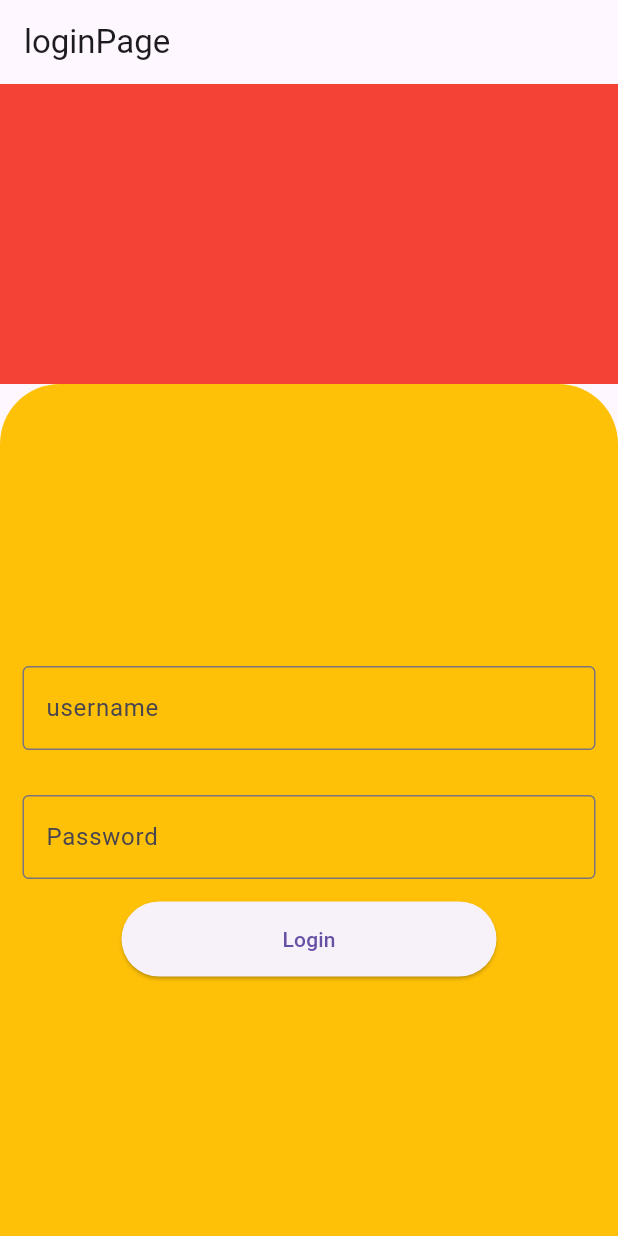
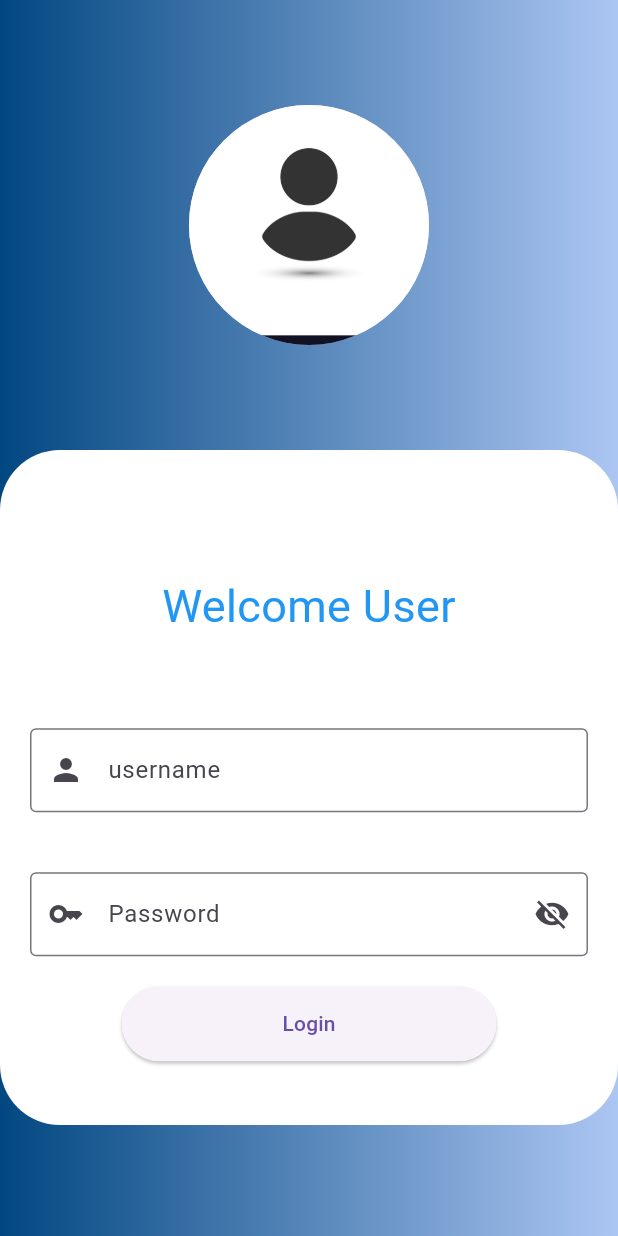
Before and after one commit to paololaudicina/login_flow_prova, a Flutter app: the screen it shows after launch, on a phone screen of 412 x 824 dp. Run offline on Flutter 3.47's test engine with Material 3 defaults, Android fonts, the phone set to English and light mode, and no system bars; our stand-ins replace jwt_decoder, shared_preferences.

Commit message:
eliminazione problema overflow

```diff
--- a/lib/screens/login.dart
+++ b/lib/screens/login.dart
@@ -1,7 +1,10 @@
+
+import 'dart:ui';
 
 import 'package:ex_3/screens/datipersonali.dart';
 import 'package:ex_3/services/Impact.dart';
 import 'package:flutter/cupertino.dart';
+import 'package:flutter/rendering.dart';
 import 'package:flutter/widgets.dart';
 import 'package:shared_preferences/shared_preferences.dart';
 import 'home.dart';
@@ -18,42 +21,87 @@ class LoginPage extends StatefulWidget {
 }
 
 class _LoginPageState extends State<LoginPage> {
+   bool _passwordView = true;
+
   TextEditingController userController = TextEditingController();
   TextEditingController passwordController = TextEditingController();
   @override
   Widget build(BuildContext context) {
 
+    void _chenageViewPassword() {
+      setState(() {
+        _passwordView = !_passwordView;
+      });
+    }
+
     final _formKey = GlobalKey<FormState>();
     return Scaffold(
-            appBar: AppBar(
-              title:const Text('loginPage')
-            ),
-            body: Column(
+
+            body: Stack(
               children: [
                 Container(
-                  height: 200,
-                  color: Colors.red,),
+                  height: double.infinity,
+                  width: double.infinity,
+                  decoration: const BoxDecoration(
+                    gradient: LinearGradient(colors: [
+                       Color.fromARGB(255, 2, 71, 129),
+                       Color.fromARGB(255, 172, 198, 243)
+                    ])
 
-              Expanded(
+                  ),
+
+                  child:  const Column(
+                    mainAxisAlignment: MainAxisAlignment.start,
+                    crossAxisAlignment: CrossAxisAlignment.center,
+                    children: [
+                      Padding(
+                        padding: EdgeInsets.all(70),
+                        child: CircleAvatar(backgroundImage: AssetImage('images/login-image.jpg'),
+                        radius: 80),
+                      ),
+                    ],
+                  )
+                  ),
+
+              SingleChildScrollView(
+                child: Padding(
+                  padding: const EdgeInsets.only(top: 300,bottom: 50),
                   child: Container(
-                  height: 800,
-                  decoration: BoxDecoration(
-                color: Colors.amber,
+                    height: 450,
+                    decoration:const BoxDecoration(
+                  color: Colors.white,
                   borderRadius: BorderRadius.only(
                       topRight: Radius.circular(40.0),
                       topLeft: Radius.circular(40.0),
-                )),
+                      bottomLeft: Radius.circular(40.0),
+                      bottomRight: Radius.circular(40.0)
+                  )
+                  ),
 
-                  child: Form(
+                    child: Column(
+                      mainAxisAlignment: MainAxisAlignment.center,
+                      crossAxisAlignment: CrossAxisAlignment.stretch,
+                      children: [ const Padding(
+                        padding:  EdgeInsets.all(40),
+                        child: Text(
+
+                          'Welcome User',
+                          style: TextStyle(color: Colors.blue,
+
+                          fontSize: 30),
+                          textAlign:TextAlign.center
+                        ),
+                      ),
+                        Form(
                           key: _formKey,
-                    child: Center(
                           child: Column(
                           crossAxisAlignment: CrossAxisAlignment.center,
                           mainAxisAlignment: MainAxisAlignment.center,
                           children:[
                               Padding(
-                           padding: const  EdgeInsets.all(15.0),
+                               padding: const  EdgeInsets.all(20.0),
                                child:  TextFormField(
+
                                  validator: (String? value) {
                                   if (value == null || value.isEmpty ){
                                     return 'inserisci un username';
@@ -64,17 +112,18 @@ class _LoginPageState extends State<LoginPage> {
 
                                  },
                                  controller: userController,
-                            textAlign: TextAlign.center,
+                                textAlign: TextAlign.start,
                                 decoration: const InputDecoration(
                                   border: OutlineInputBorder(),
                                   labelText: 'username',
+                                  prefixIcon: Icon(Icons.person)
 
                                 ),
 
                                 ),
                              ),
                               Padding(
-                           padding:const  EdgeInsets.all(15.0),
+                               padding:  EdgeInsets.all(20.0),
                                child:  TextFormField(
                                 validator: (String? value) {
                                   if ( value == null || value.isEmpty ){
@@ -85,11 +134,17 @@ class _LoginPageState extends State<LoginPage> {
                                   }
                                 },
                                  controller: passwordController,
-                            textAlign: TextAlign.center,
-                            obscureText: false,
-                            decoration:const  InputDecoration(
-                              border: OutlineInputBorder(),
+                                textAlign: TextAlign.start,
+                                obscureText: _passwordView,
+                                decoration:  InputDecoration(
+                                  border: const OutlineInputBorder(),
                                   labelText: 'Password',
+                                  suffixIcon: IconButton(
+                                    onPressed: _chenageViewPassword,
+                                    icon: Icon(_passwordView ? Icons.visibility_off : Icons.visibility)
+
+                                  ),
+                                  prefixIcon: const Icon(Icons.key)
 
                                 ),
                                 ),
@@ -97,6 +152,7 @@ class _LoginPageState extends State<LoginPage> {
 
                             Container(
                               decoration:BoxDecoration(
+
                                 borderRadius: BorderRadius.circular(20)
                               ),
                               height: 50,
@@ -125,12 +181,15 @@ class _LoginPageState extends State<LoginPage> {
                                 }
 
                                 },
+
                                 child:const Text('Login')
                                 ),
                             )
                             ],
 
                           ),
+                        ),
+                      ],
                     ),
                   ),
                 ),
--- a/pubspec.yaml
+++ b/pubspec.yaml
@@ -67,6 +67,7 @@ flutter:
   assets:
 
     - images/foto_tessera.jpg
+    - images/login-image.jpg
 
   # An image asset can refer to one or more resolution-specific "variants", see
   # https://flutter.dev/assets-and-images/#resolution-aware
```
Also changed, not shown: images/login-image.jpg (added). Lines whose indentation alone changed are shown as unchanged.
